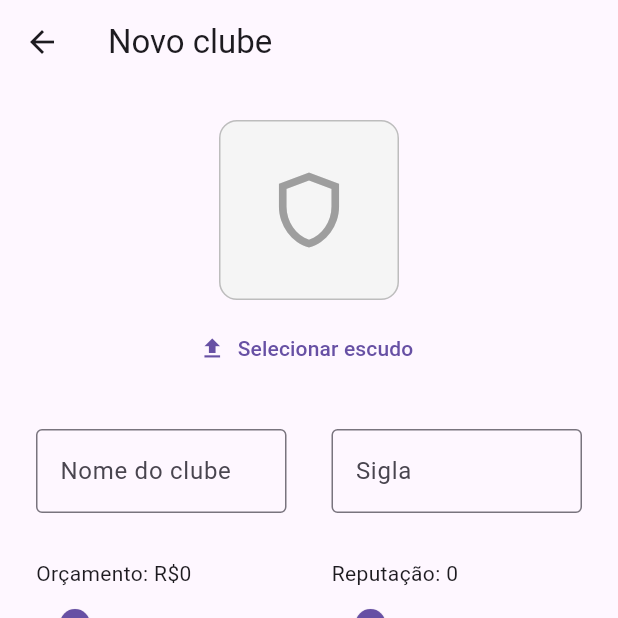
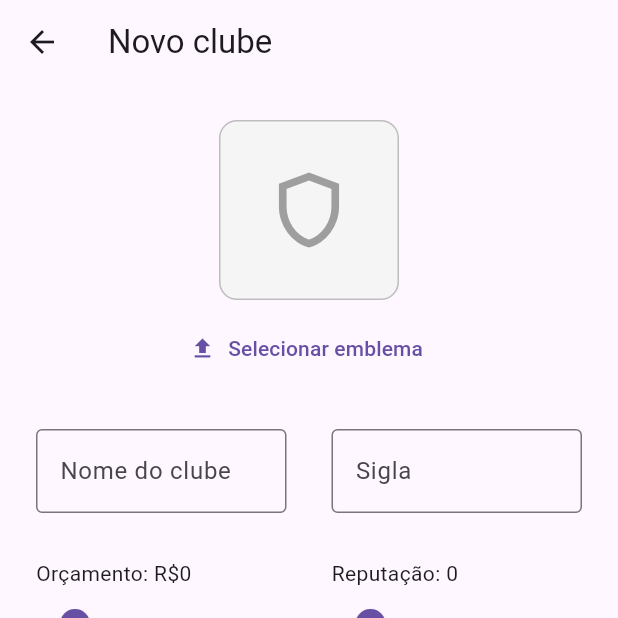
Before and after one commit to Renildo15/Fanfoot---FFT, a Flutter app: the NewClubPage screen opened directly, on a phone screen of 412 x 824 dp, the top half of it. Run offline on Flutter 3.47's test engine with Material 3 defaults, Android fonts, the phone set to English and light mode, and no system bars; our stand-ins replace flutter_colorpicker, sqflite_common_ffi; missing offline and left inert: file_selector; accounts and stored records are empty; network calls fail.

Commit message:
impr:alterando texto

```diff
--- a/lib/features/widgets/image_preview.dart
+++ b/lib/features/widgets/image_preview.dart
@@ -52,7 +52,7 @@ class _ImagePreviewState extends State<ImagePreview> {
           TextButton.icon(
             onPressed: pickImage,
             icon: const Icon(Icons.upload),
-            label: const Text("Selecionar escudo"),
+            label: const Text("Selecionar emblema"),
           ),
         ],
       ),
```
